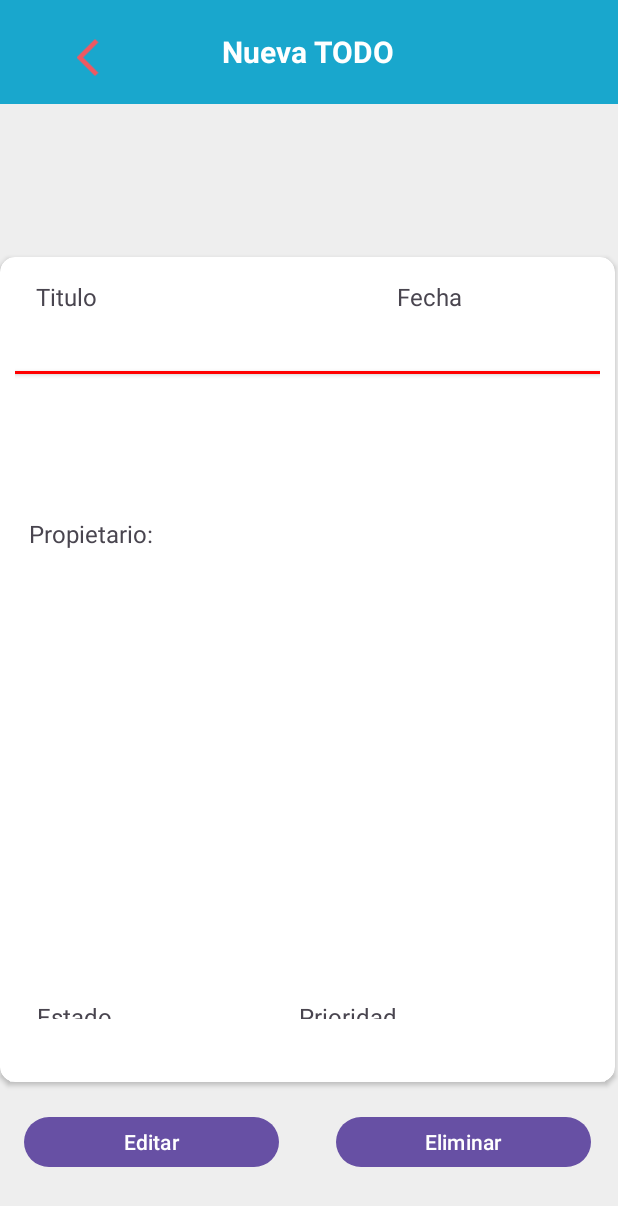
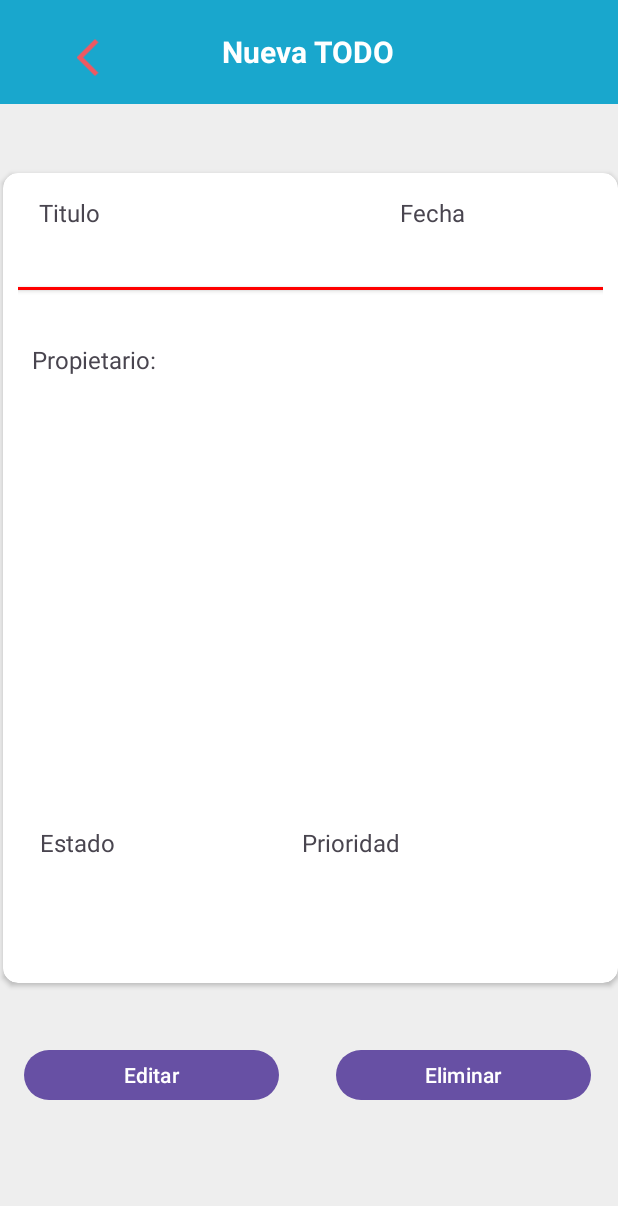
Before and after one commit to Heroslaver-tech/TodoProyect, an Android app: the layout fragment_details.xml on its own in the app's theme, with its tools: preview values and no code run, on a phone screen of 412 x 824 dp. Shown: the top 1206 px of the screen. Run offline under Robolectric (Android 15) with nearby library versions, the phone set to English and light mode, and no system bars.

Commit message:
editar vista detalles
editar vista

```diff
--- a/app/src/main/res/layout/fragment_details.xml
+++ b/app/src/main/res/layout/fragment_details.xml
@@ -54,7 +54,7 @@
     <androidx.cardview.widget.CardView
         android:id="@+id/cvPetEdit"
         android:layout_width="410dp"
-        android:layout_height="550dp"
+        android:layout_height="540dp"
         android:layout_gravity="center"
         android:backgroundTint="@color/white"
         android:elevation="8dp"
@@ -63,10 +63,10 @@
         app:layout_constraintBottom_toBottomOf="parent"
         app:layout_constraintEnd_toEndOf="parent"
         app:layout_constraintHeight_percent="0.4"
-        app:layout_constraintHorizontal_bias="0.0"
+        app:layout_constraintHorizontal_bias="1.0"
         app:layout_constraintStart_toStartOf="parent"
         app:layout_constraintTop_toBottomOf="@+id/toolbar"
-        app:layout_constraintVertical_bias="0.497"
+        app:layout_constraintVertical_bias="0.213"
         tools:ignore="MissingConstraints">
 
         <androidx.constraintlayout.widget.ConstraintLayout
@@ -103,7 +103,7 @@
                 android:layout_width="380dp"
                 android:layout_height="294dp"
                 android:layout_marginStart="4dp"
-                android:layout_marginTop="92dp"
+                android:layout_marginTop="32dp"
                 android:padding="5dp"
                 android:text="Propietario:"
                 android:textSize="16sp"
--- a/build.gradle.kts
+++ b/build.gradle.kts
@@ -1,6 +1,6 @@
 // Top-level build file where you can add configuration options common to all sub-projects/modules.
 plugins {
-    id("com.android.application") version "8.4.1" apply false
+    id("com.android.application") version "8.2.1" apply false
     id("org.jetbrains.kotlin.android") version "1.9.0" apply false
     id("com.google.devtools.ksp") version "1.9.0-1.0.13" apply false
     id("com.google.gms.google-services") version "4.4.2" apply false
```
Also changed, not shown: app/src/main/java/com/example/project/view/fragment/FragmentDetails.kt (+29 -1 lines).
